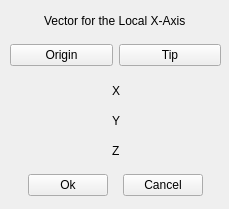
OpenParEM/OpenParEM, file src/OpenParEMg/VectorInputForm.ui: the form before one commit.
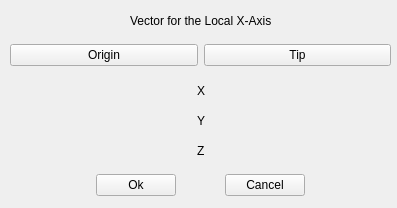
The form after the commit.

Commit message: updated input forms for field width and form location

What changed in the file:
```diff
--- a/src/OpenParEMg/VectorInputForm.ui
+++ b/src/OpenParEMg/VectorInputForm.ui
@@ -6,8 +6,8 @@
    <rect>
     <x>0</x>
     <y>0</y>
-    <width>229</width>
-    <height>209</height>
+    <width>397</width>
+    <height>208</height>
    </rect>
   </property>
   <property name="windowTitle">
@@ -18,7 +18,7 @@
     <rect>
      <x>10</x>
      <y>170</y>
-     <width>211</width>
+     <width>381</width>
      <height>31</height>
     </rect>
    </property>
@@ -115,7 +115,7 @@
     <rect>
      <x>10</x>
      <y>140</y>
-     <width>211</width>
+     <width>381</width>
      <height>22</height>
     </rect>
    </property>
@@ -154,7 +154,7 @@
     <rect>
      <x>10</x>
      <y>80</y>
-     <width>211</width>
+     <width>381</width>
      <height>22</height>
     </rect>
    </property>
@@ -193,7 +193,7 @@
     <rect>
      <x>10</x>
      <y>80</y>
-     <width>211</width>
+     <width>381</width>
      <height>22</height>
     </rect>
    </property>
@@ -238,7 +238,7 @@
     <rect>
      <x>10</x>
      <y>110</y>
-     <width>211</width>
+     <width>381</width>
      <height>22</height>
     </rect>
    </property>
@@ -283,7 +283,7 @@
     <rect>
      <x>10</x>
      <y>40</y>
-     <width>211</width>
+     <width>381</width>
      <height>31</height>
     </rect>
    </property>
@@ -315,7 +315,7 @@
     <rect>
      <x>10</x>
      <y>110</y>
-     <width>211</width>
+     <width>381</width>
      <height>22</height>
     </rect>
    </property>
@@ -354,7 +354,7 @@
     <rect>
      <x>10</x>
      <y>140</y>
-     <width>211</width>
+     <width>381</width>
      <height>22</height>
     </rect>
    </property>
@@ -399,7 +399,7 @@
     <rect>
      <x>10</x>
      <y>10</y>
-     <width>211</width>
+     <width>381</width>
      <height>22</height>
     </rect>
    </property>
```
The commit also changes 14 other files.
